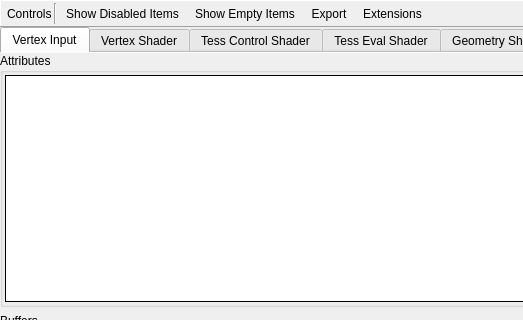
The window that qrenderdoc/Windows/PipelineState/VulkanPipelineStateViewer.ui (baldurk/renderdoc) describes before a commit, drawn with Qt 5; both pictures show x 0 to 523 and y 0 to 320 of the 911 by 566 pixel window.
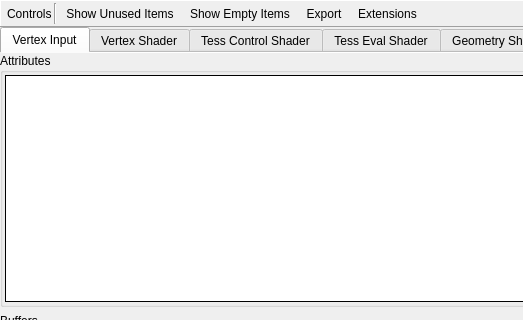
The same window after the commit. Icons and pictures are not drawn. Custom widgets are drawn as their Qt base class.

Commit message:
Rename 'show disabled' button to 'show unused' as it is clearer
* Bindings that are unused aren't disabled - they may in fact be explicitly
  enabled - but they are unused by the pipeline which is why they're hidden.

```diff
--- a/qrenderdoc/Windows/PipelineState/VulkanPipelineStateViewer.ui
+++ b/qrenderdoc/Windows/PipelineState/VulkanPipelineStateViewer.ui
@@ -73,7 +73,7 @@
          <string>Show Disabled Items</string>
         </property>
         <property name="text">
-         <string>Show Disabled Items</string>
+         <string>Show Unused Items</string>
         </property>
         <property name="icon">
          <iconset resource="../../Resources/resources.qrc">
```
Left out of the diff: 6 changed lines with no effect on the pictures. The commit also changes 16 other files.
